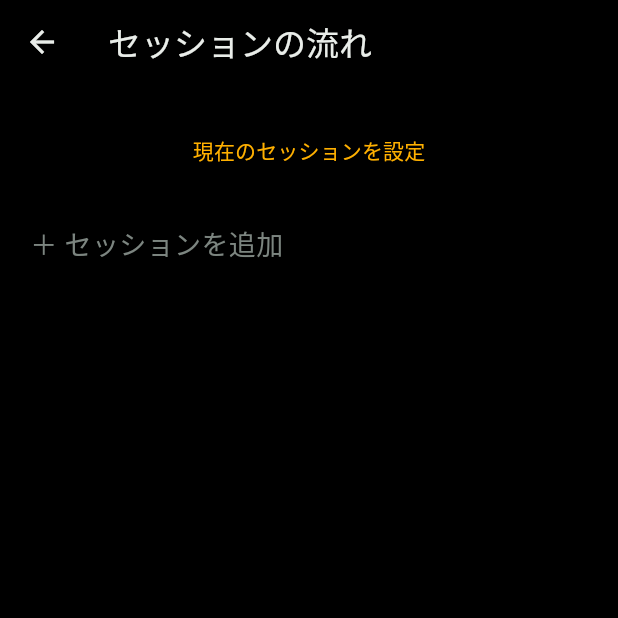
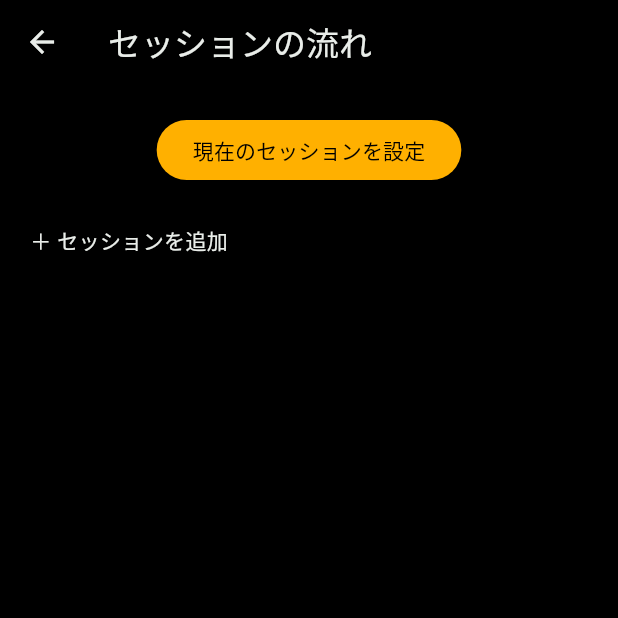
Before and after one commit to iq3-run/session-timer-app, a Flutter app: the SessionPlanScreen screen opened directly, on a phone screen of 412 x 824 dp, the top half of it. Run offline on Flutter 3.47's test engine with Material 3 defaults, Android fonts, the phone set to English and light mode, and no system bars; our stand-ins replace flutter_local_notifications, flutter_riverpod, flutter_timezone, shared_preferences, timezone; missing offline and left inert: home_widget, ntp; accounts and stored records are empty.

Commit message:
fix: セッションの流れ画面のフォント・ボタン配色をセッションスケジュール画面に合わせる
セッション一覧行・追加行のフォントを、セッションスケジュール画面のDataTable
セルと同じスタイルソース（Theme.of(context).textTheme.bodyMedium）に統一した。
サイズ・色（白）とも常に一致し続ける。

「現在のセッションを設定」ボタンをElevatedButtonからFilledButtonに変更。
他の主要アクションボタンと同様、テーマのcolorScheme.primary（アンバー）が
自動的に背景色になり黄色いボタンになる。

Co-Authored-By: Claude Sonnet 5 <noreply@anthropic.com>

```diff
--- a/lib/features/session_plan/session_plan_screen.dart
+++ b/lib/features/session_plan/session_plan_screen.dart
@@ -9,10 +9,13 @@ import 'package:session_timer/features/session_plan/session_plan_controller.dart
 import 'package:session_timer/features/session_plan/session_plan_entry.dart';
 import 'package:session_timer/features/targets/time_targets_controller.dart';
 
-/// `SessionTimerTextStyles.label` (12px) is meant as a small caption
-/// alongside a large number elsewhere in the app — on this screen it would
-/// be the only text in each row, so rows use this larger size instead.
-const _rowTextStyle = TextStyle(color: SessionTimerColors.muted, fontSize: 18);
+/// `SessionTimerTextStyles.label` is a small caption meant to sit alongside
+/// a large number elsewhere in the app — on this screen it would be the
+/// only text in each row, so rows instead match `SessionScheduleScreen`'s
+/// `DataTable` cells, which inherit this same theme style (size from
+/// Material 3's default, color overridden to white app-wide).
+TextStyle _rowTextStyle(BuildContext context) =>
+    Theme.of(context).textTheme.bodyMedium!;
 
 /// Registers a plan of sessions (start + end time each) and lets the user
 /// derive 完了時刻/指定時刻 from whichever one is "current" right now. The
@@ -62,7 +65,7 @@ class _SetCurrentSessionButton extends ConsumerWidget {
 
   @override
   Widget build(BuildContext context, WidgetRef ref) {
-    return ElevatedButton(
+    return FilledButton(
       onPressed: () => _apply(context, ref),
       child: const Text('現在のセッションを設定'),
     );
@@ -117,7 +120,7 @@ class _SessionRow extends ConsumerWidget {
               child: Text(
                 '${format.format(session.startTime)}〜'
                 '${format.format(session.endTime)}',
-                style: _rowTextStyle,
+                style: _rowTextStyle(context),
               ),
             ),
             Positioned(
@@ -168,9 +171,9 @@ class _AddSessionRow extends ConsumerWidget {
     return GestureDetector(
       behavior: HitTestBehavior.opaque,
       onTap: () => _addSession(context, ref),
-      child: const Padding(
-        padding: EdgeInsets.symmetric(vertical: 10),
-        child: Text('＋ セッションを追加', style: _rowTextStyle),
+      child: Padding(
+        padding: const EdgeInsets.symmetric(vertical: 10),
+        child: Text('＋ セッションを追加', style: _rowTextStyle(context)),
       ),
     );
   }
```
Also changed, not shown: 2 other files.
